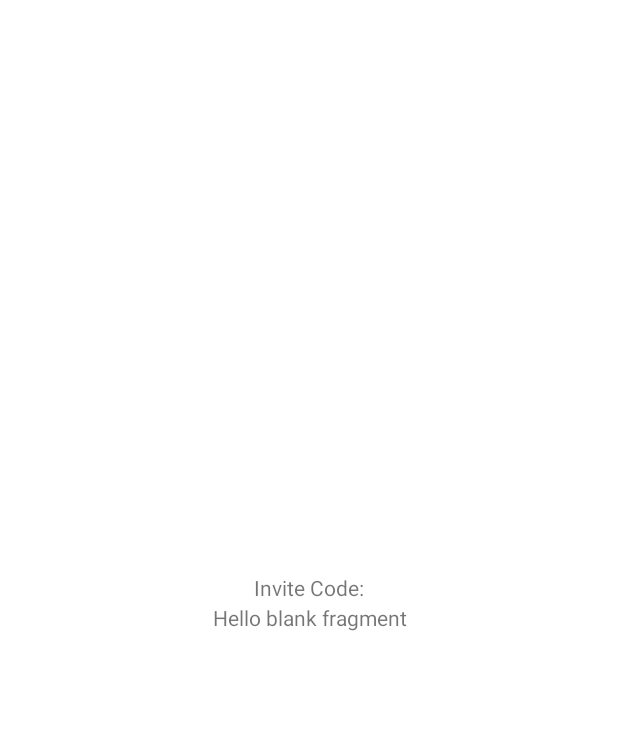
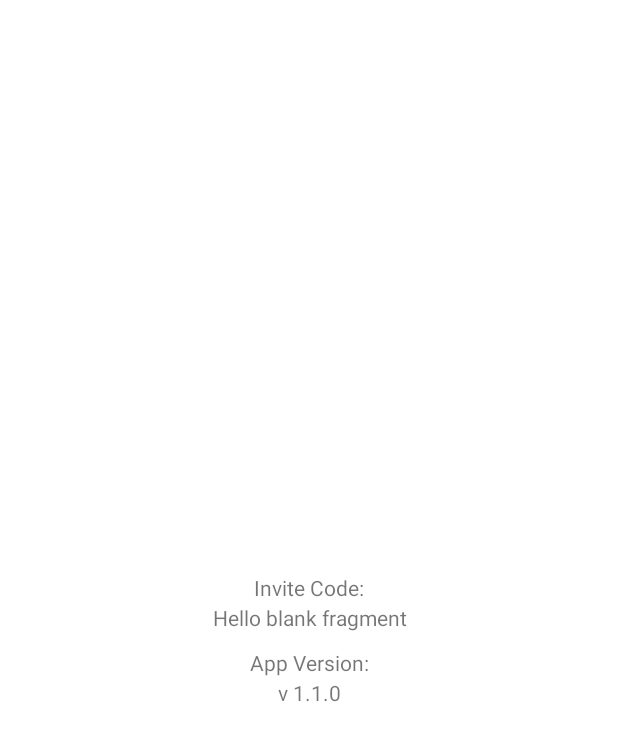
Before and after one commit to Mike-Schvedov/ShoppingListMS, an Android app: the layout fragment_settings.xml on its own in the app's theme, with its tools: preview values and no code run, on a phone screen of 412 x 824 dp. Shown: the top 741 px of the screen. Run offline under Robolectric (Android 15) with nearby library versions, the phone set to English and light mode, and no system bars; Roboto replaces fonts that are not available here.

Commit message:
Version 1.1.0 | Added warnings before deleting entries. Also added the version number in the settings page

```diff
--- a/app/src/main/res/layout/fragment_settings.xml
+++ b/app/src/main/res/layout/fragment_settings.xml
@@ -18,4 +18,19 @@
         android:gravity="center"
         android:text="@string/hello_blank_fragment" />
 
+    <TextView
+        android:layout_marginBottom="40dp"
+        android:layout_width="match_parent"
+        android:layout_height="match_parent"
+        android:layout_marginTop="100dp"
+        android:gravity="center"
+        android:text="@string/app_v_textview" />
+    <TextView
+        android:id="@+id/appVersionTextView"
+        android:layout_width="match_parent"
+        android:layout_height="match_parent"
+        android:layout_marginTop="100dp"
+        android:gravity="center"
+        android:text="@string/application_version" />
+
 </androidx.constraintlayout.widget.ConstraintLayout>
--- a/app/src/main/res/values/strings.xml
+++ b/app/src/main/res/values/strings.xml
@@ -28,5 +28,6 @@
     <string name="new_password">New Password</string>
     <string name="register">Register</string>
     <string name="invite_code">Invite Code:</string>
-    <string name="application_version">v 1.0.1</string>
+    <string name="application_version">v 1.1.0</string>
+    <string name="app_v_textview">App Version:</string>
 </resources>
```
Also changed, not shown: app/src/main/java/com/mikeschvedov/shoppinglistms/ui/home/HomeFragment.kt (+45 -3 lines).
